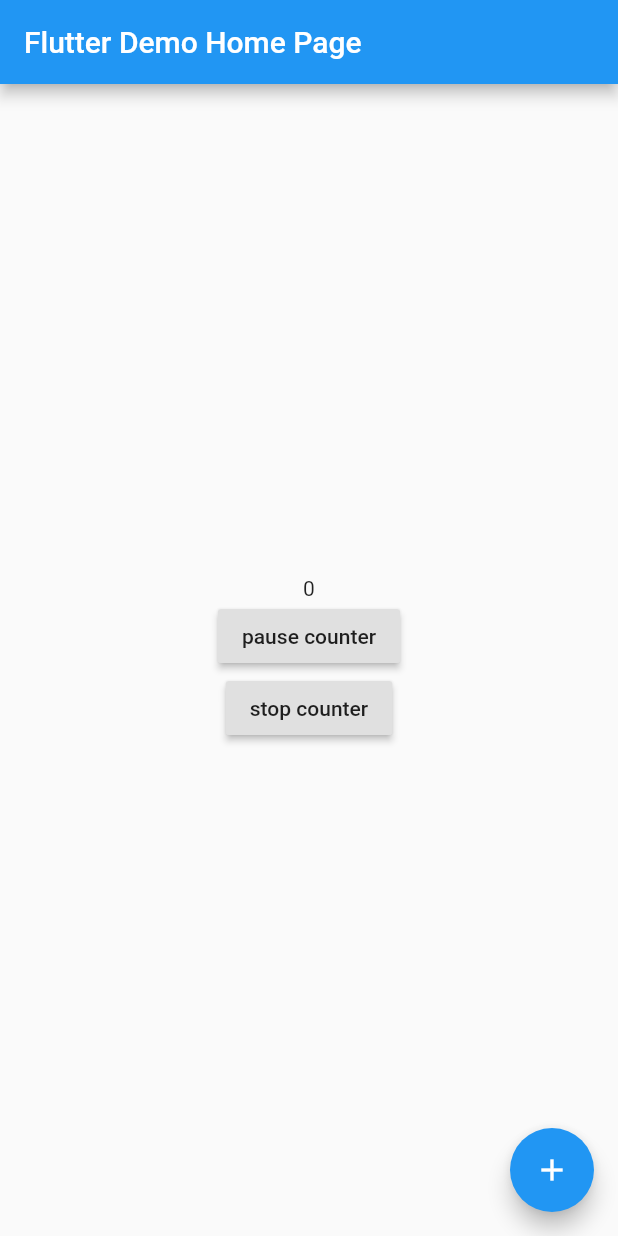
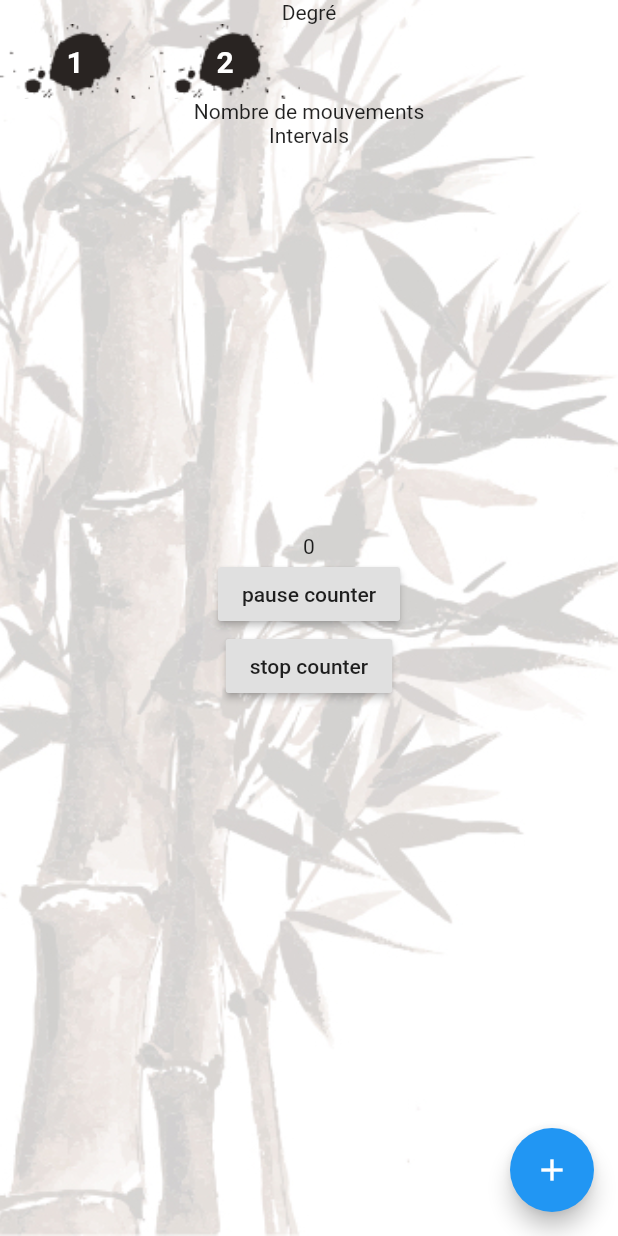
Before and after one commit to HYannick/PwtsApp, a Flutter app: the screen it shows after launch, on a phone screen of 412 x 824 dp. Run offline on Flutter 3.47's test engine with Material 2 defaults, Android fonts, the light colour scheme and no system bars.

Commit message:
adding stuffs

```diff
--- a/lib/main.dart
+++ b/lib/main.dart
@@ -48,6 +48,7 @@ class MyHomePage extends StatefulWidget {
 class _MyHomePageState extends State<MyHomePage> {
   int _counter = 0;
   Timer timer;
+
   void _incrementCounter() {
     timer = Timer.periodic(Duration(seconds: 5), (_) {
       setState(() {
@@ -76,37 +77,69 @@ class _MyHomePageState extends State<MyHomePage> {
     // fast, so that you can just rebuild anything that needs updating rather
     // than having to individually change instances of widgets.
     return Scaffold(
-      appBar: AppBar(
-        // Here we take the value from the MyHomePage object that was created by
-        // the App.build method, and use it to set our appbar title.
-        title: Text(widget.title),
+      body: Stack(
+        children: <Widget>[
+          Positioned.fill(
+              child: Image.asset(
+            'images/wc__bg.jpg',
+            fit: BoxFit.cover,
+          )),
+          Column(
+            children: <Widget>[
+              Text('Degré'),
+              Container(
+                height: 50.0,
+                child: ListView(
+                  scrollDirection: Axis.horizontal,
+                  children: <Widget>[
+                    Container(
+                        width: 100.0,
+                        height: 100.0,
+                        decoration: BoxDecoration(
+                            image: DecorationImage(
+                                image: AssetImage('images/splash_brush.png'),
+                                fit: BoxFit.cover)),
+                        child: Center(
+                            child: Text('1',
+                                style: TextStyle(
+                                    color: Colors.white,
+                                    fontSize: 20.0,
+                                    fontWeight: FontWeight.bold)))),
+                    Container(
+                        width: 100.0,
+                        height: 100.0,
+                        decoration: BoxDecoration(
+                            image: DecorationImage(
+                                image: AssetImage('images/splash_brush.png'),
+                                fit: BoxFit.cover)),
+                        child: Center(
+                            child: Text(
+                          '2',
+                          style: TextStyle(
+                              color: Colors.white,
+                              fontSize: 20.0,
+                              fontWeight: FontWeight.bold),
+                        )))
+                  ],
                 ),
-      body: Center(
-        // Center is a layout widget. It takes a single child and positions it
-        // in the middle of the parent.
+              ),
+              Text('Nombre de mouvements'),
+              Text('Intervals'),
+            ],
+          ),
+          Center(
             child: Column(
-          // Column is also layout widget. It takes a list of children and
-          // arranges them vertically. By default, it sizes itself to fit its
-          // children horizontally, and tries to be as tall as its parent.
-          //
-          // Invoke "debug painting" (press "p" in the console, choose the
-          // "Toggle Debug Paint" action from the Flutter Inspector in Android
-          // Studio, or the "Toggle Debug Paint" command in Visual Studio Code)
-          // to see the wireframe for each widget.
-          //
-          // Column has various properties to control how it sizes itself and
-          // how it positions its children. Here we use mainAxisAlignment to
-          // center the children vertically; the main axis here is the vertical
-          // axis because Columns are vertical (the cross axis would be
-          // horizontal).
               mainAxisAlignment: MainAxisAlignment.center,
               children: <Widget>[
                 Text('$_counter'),
                 RaisedButton(
                     child: Text('pause counter'), onPressed: _pauseCounter),
-            RaisedButton(child: Text('stop counter'), onPressed: _stopCounter)
+                RaisedButton(
+                    child: Text('stop counter'), onPressed: _stopCounter)
               ],
             ),
+          ),
+        ],
       ),
       floatingActionButton: FloatingActionButton(
         onPressed: (timer != null && timer.isActive) ? null : _incrementCounter,
--- a/pubspec.yaml
+++ b/pubspec.yaml
@@ -37,8 +37,10 @@ flutter:
   uses-material-design: true
 
   # To add assets to your application, add an assets section, like this:
-  # assets:
-  #  - images/a_dot_burr.jpeg
+  assets:
+    - images/wc__bg.jpg
+    - images/splash_brush.png
+    - images/splash_brush.svg
   #  - images/a_dot_ham.jpeg
 
   # An image asset can refer to one or more resolution-specific "variants", see
```
Also changed, not shown: images/splash_brush.png (added), images/splash_brush.svg (added), images/wc__bg.jpg (added). Lines whose indentation alone changed are shown as unchanged.
